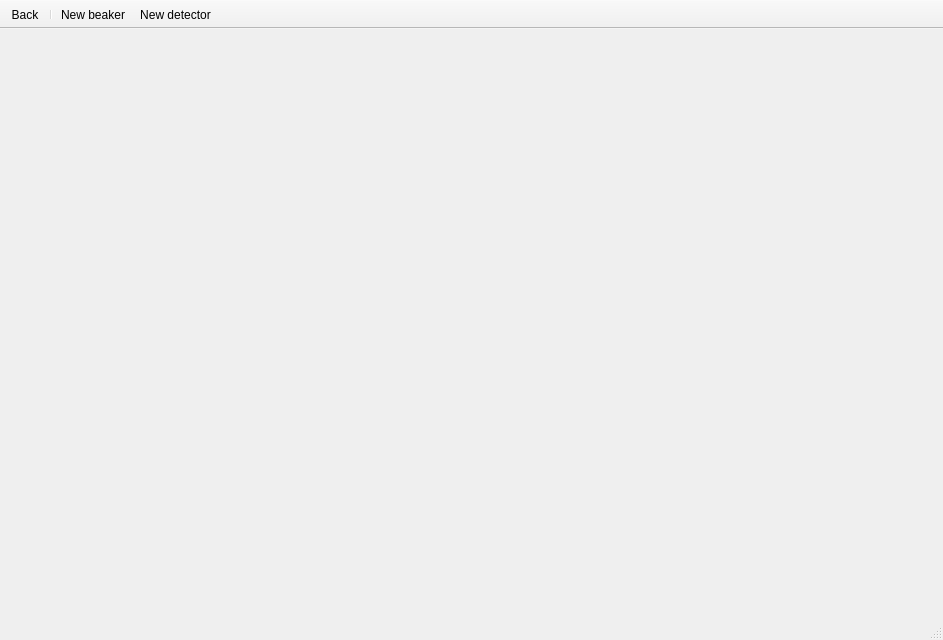
The window that nailab.ui (bytting/nailab) describes before a commit, drawn with Qt 5.
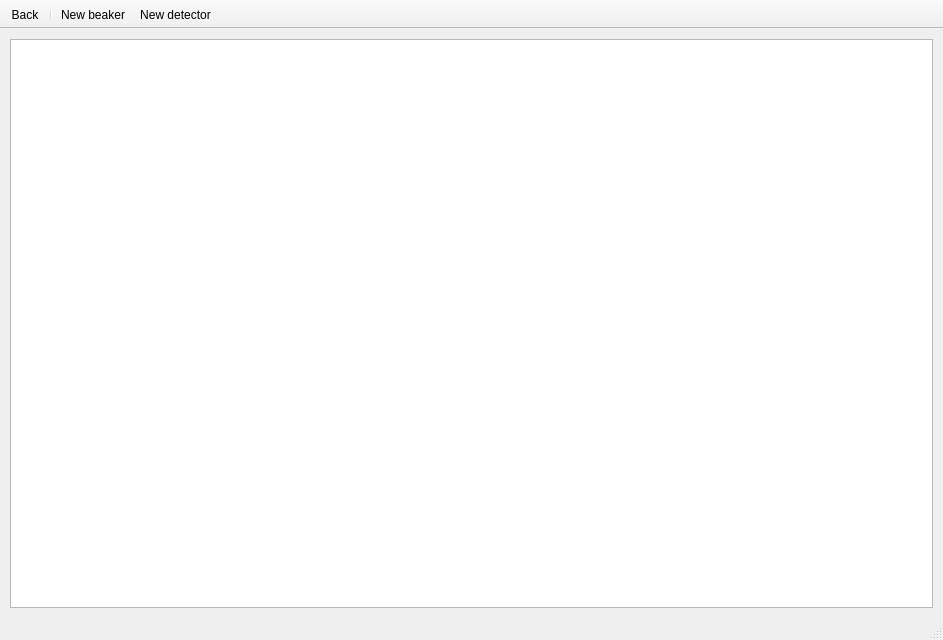
The same window after the commit. The open tabs and pages were chosen to show the change. Icons and pictures are not drawn.

Diff of the .ui file:
```diff
--- a/nailab.ui
+++ b/nailab.ui
@@ -1662,7 +1662,44 @@
         </item>
        </layout>
       </widget>
-      <widget class="QWidget" name="pageJobs"/>
+      <widget class="QWidget" name="pageJobs">
+       <layout class="QVBoxLayout" name="verticalLayout_8">
+        <item>
+         <widget class="QTableWidget" name="twJobs">
+          <property name="selectionMode">
+           <enum>QAbstractItemView::SingleSelection</enum>
+          </property>
+          <property name="selectionBehavior">
+           <enum>QAbstractItemView::SelectRows</enum>
+          </property>
+          <property name="gridStyle">
+           <enum>Qt::NoPen</enum>
+          </property>
+          <property name="columnCount">
+           <number>6</number>
+          </property>
+          <attribute name="horizontalHeaderVisible">
+           <bool>false</bool>
+          </attribute>
+          <attribute name="horizontalHeaderDefaultSectionSize">
+           <number>120</number>
+          </attribute>
+          <attribute name="horizontalHeaderStretchLastSection">
+           <bool>false</bool>
+          </attribute>
+          <attribute name="verticalHeaderVisible">
+           <bool>false</bool>
+          </attribute>
+          <column/>
+          <column/>
+          <column/>
+          <column/>
+          <column/>
+          <column/>
+         </widget>
+        </item>
+       </layout>
+      </widget>
       <widget class="QWidget" name="pageDetectors">
        <layout class="QVBoxLayout" name="verticalLayout_4">
         <item>
```
Left out of the diff: 8 changed lines with no effect on the pictures.
